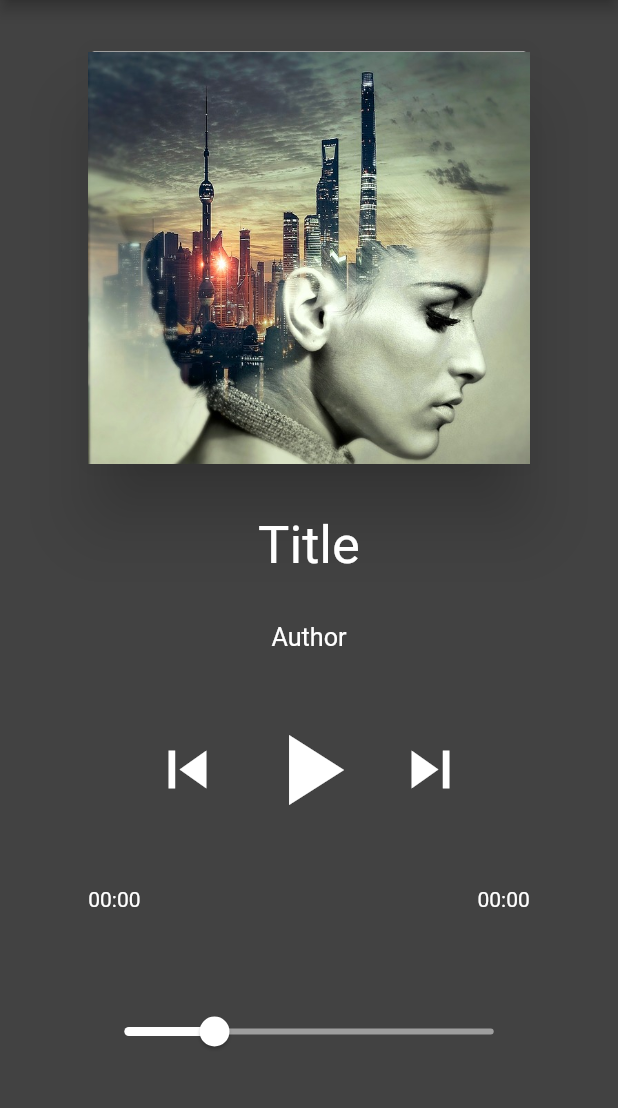
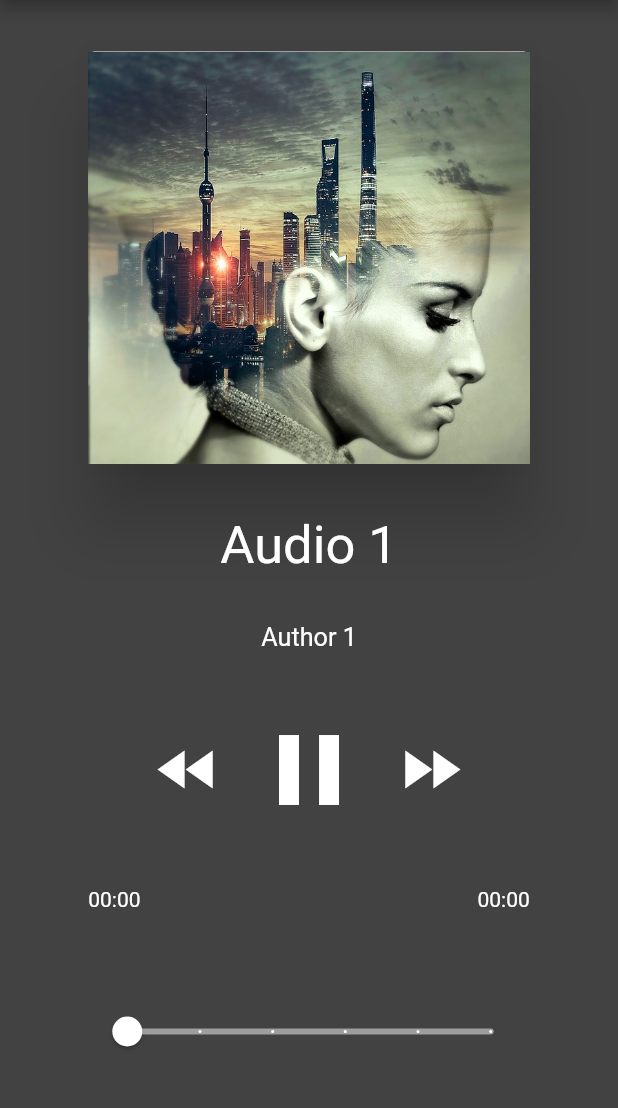
Before and after one commit to lyabs243/flutter-music-player, a Flutter app: the screen it shows after launch, after a tap on the "play arrow" icon, on a phone screen of 412 x 824 dp, the part 84-1192 px from its top. Run offline on Flutter 3.47's test engine with Material 2 defaults, Android fonts, the phone set to English and light mode, and no system bars; missing offline and left inert: audioplayer.

Commit message:
change player operation

```diff
--- a/lib/main.dart
+++ b/lib/main.dart
@@ -1,5 +1,9 @@
+import 'dart:async';
+import 'dart:io';
+
 import 'package:flutter/material.dart';
-import 'package:assets_audio_player/assets_audio_player.dart';
+import 'audio.dart';
+import 'package:audioplayer/audioplayer.dart';
 
 void main() => runApp(MyApp());
 
@@ -47,21 +51,30 @@ class MyHomePage extends StatefulWidget {
 }
 
 class _MyHomePageState extends State<MyHomePage> {
-  final assetsAudioPlayer = AssetsAudioPlayer();
-  double playProgress = 24;
-  bool isPlay = false;
-  AssetsAudioPlayer _assetsAudioPlayer;
+
+  AudioPlayer audioPlayer;
+  StreamSubscription positionSub;
+  StreamSubscription stateSub;
+  Duration position = new Duration(seconds: 0);
+  Duration duration = new Duration(seconds: 0);
+  AudioPlayerState status = AudioPlayerState.STOPPED;
+
+  List<Audio> audioList = [
+    new Audio('Audio 1', 'Author 1', 'assets/images/one.jpg', 'https://codabee.com/wp-content/uploads/2018/06/un.mp3'),
+    new Audio('Audio 2', 'Author 2', 'assets/images/two.jpg', 'https://codabee.com/wp-content/uploads/2018/06/deux.mp3'),
+  ];
+  Audio currentAudio;
+
   @override
   initState() {
-    /*super.initState();
-    audioPlayer = new MusicFinder();*/
     super.initState();
-    _assetsAudioPlayer = AssetsAudioPlayer();
+    currentAudio = audioList[0];
+    configAudioPlayer();
   }
 
   @override
   void dispose() {
-    _assetsAudioPlayer = null;
+    audioPlayer = null;
     super.dispose();
   }
 
@@ -96,20 +109,20 @@ class _MyHomePageState extends State<MyHomePage> {
                 width: componentWidth,
                 height: MediaQuery.of(context).size.height / 3,
                 child: Image.asset(
-                  'assets/images/one.jpg',
+                  currentAudio.imagePath,
                   fit: BoxFit.cover,
                 ),
               ),
             ),
             new Text(
-              'Title',
+              currentAudio.title,
               style: new TextStyle(
                 color: Colors.white,
               ),
               textScaleFactor: 2.5,
             ),
             new Text(
-              'Author',
+              currentAudio.author,
               style: new TextStyle(
                 color: Colors.white,
               ),
@@ -119,7 +132,7 @@ class _MyHomePageState extends State<MyHomePage> {
               mainAxisAlignment: MainAxisAlignment.center,
               children: <Widget>[
                 new IconButton(
-                    icon: new Icon(Icons.skip_previous),
+                    icon: new Icon(Icons.fast_rewind),
                     color: Colors.white,
                     iconSize: 50.0,
                     onPressed: (){
@@ -127,24 +140,22 @@ class _MyHomePageState extends State<MyHomePage> {
                     }
                 ),
                 new IconButton(
-                    icon: new Icon((isPlay)? Icons.pause : Icons.play_arrow),
+                    icon: new Icon((status == AudioPlayerState.PLAYING)? Icons.pause : Icons.play_arrow),
                     color: Colors.white,
                     iconSize: 80.0,
                     onPressed: (){
                       setState(() {
-                        isPlay = !isPlay;
-                        _assetsAudioPlayer.open(
-                          AssetsAudio(
-                            asset: "one.mp3",
-                            folder: "assets/songs/",
-                          ),
-                        );
-                        _assetsAudioPlayer.playOrPause();
+                        if(status == AudioPlayerState.PLAYING){
+                          pause();
+                        }
+                        else{
+                          play();
+                        }
                       });
                     }
                 ),
                 new IconButton(
-                    icon: new Icon(Icons.skip_next),
+                    icon: new Icon(Icons.fast_forward),
                     iconSize: 50.0,
                     color: Colors.white,
                     onPressed: (){
@@ -173,15 +184,15 @@ class _MyHomePageState extends State<MyHomePage> {
               width: componentWidth,
               height: 100.0,
               child: new Slider(
-                value: playProgress,
+                value: position.inSeconds.toDouble(),
                 activeColor: Colors.white,
                 inactiveColor: Colors.grey,
-                max: 100,
-                divisions: 100,
+                max: (duration.inSeconds.toDouble() > 0)? duration.inSeconds.toDouble(): 0,
+                divisions: (duration.inSeconds.toInt() > 0)? duration.inSeconds.toInt() : 5,
                 label: '0:00',
                 onChanged: (double value){
                   setState(() {
-                    playProgress = value;
+                    position = new Duration(seconds: value.toInt());
                   });
                 },
               ),
@@ -191,4 +202,45 @@ class _MyHomePageState extends State<MyHomePage> {
       ),
     );
   }
+
+  Future play() async
+  {
+    status = AudioPlayerState.PLAYING;
+    //await audioPlayer.seek((position != null)? position.inSeconds.toDouble() : 0);
+    await audioPlayer.play(currentAudio.audioPath);
+  }
+
+  Future pause() async
+  {
+    status = AudioPlayerState.PAUSED;
+    await audioPlayer.pause();
+  }
+
+  void configAudioPlayer(){
+    audioPlayer = new AudioPlayer();
+
+    positionSub = audioPlayer.onAudioPositionChanged.listen(
+        (pos) => setState(() => position = pos),
+    );
+
+    stateSub = audioPlayer.onPlayerStateChanged.listen((state){
+      status = state;
+      if(state == AudioPlayerState.PLAYING)
+      {
+        duration = audioPlayer.duration;
+      }
+    },
+    onDone: (){
+      setState(() {
+        position = new Duration(seconds: 0);
+        status = AudioPlayerState.STOPPED;
+      });
+    },
+    onError: (message){
+      print('Erreur: $message');
+      setState(() {
+        status = AudioPlayerState.STOPPED;
+      });
+    });
+  }
 }
```
